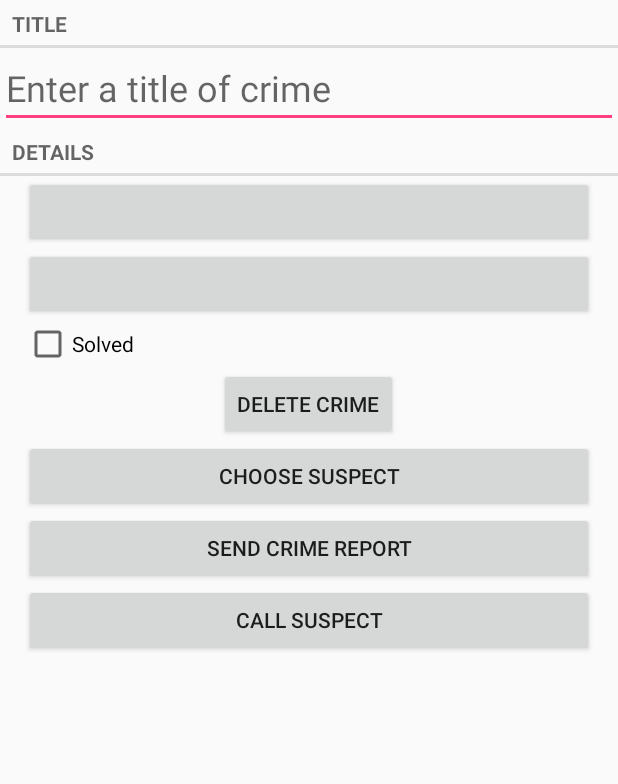
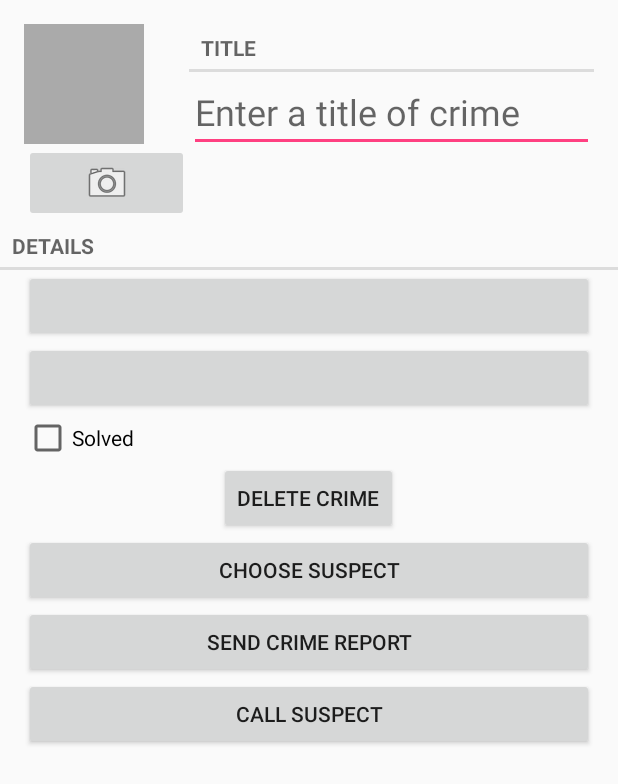
Before and after one commit to tanaphonble/criminal-intention, an Android app: the layout fragment_crime.xml on its own in the app's theme, with its tools: preview values and no code run, on a phone screen of 412 x 824 dp. Shown: the top 784 px of the screen. Run offline under Robolectric (Android 15) with nearby library versions, the phone set to English and light mode, and no system bars.

Commit message:
Image dialog

```diff
--- a/app/src/main/AndroidManifest.xml
+++ b/app/src/main/AndroidManifest.xml
@@ -3,6 +3,12 @@
     package="com.augmentis.ayp.crimin">
 
     <uses-permission android:name="android.permission.CALL_PHONE"/>
+    <uses-permission android:name="android.permission.READ_EXTERNAL_STORAGE"
+        android:maxSdkVersion="18"/>
+
+    <uses-feature android:name="android.hardware.camera"
+        android:required="false"/>
+
     <application
         android:allowBackup="true"
         android:icon="@mipmap/ic_launcher"
--- a/app/src/main/java/com/augmentis/ayp/crimin/CrimeListFragment.java
+++ b/app/src/main/java/com/augmentis/ayp/crimin/CrimeListFragment.java
@@ -1,6 +1,5 @@
 package com.augmentis.ayp.crimin;
 
-import android.app.Activity;
 import android.content.Intent;
 import android.os.Bundle;
 import android.support.annotation.Nullable;
--- a/app/src/main/res/layout-land/fragment_crime.xml
+++ b/app/src/main/res/layout-land/fragment_crime.xml
@@ -4,19 +4,12 @@
     android:layout_width="match_parent"
     android:layout_height="match_parent">
 
-    <TextView
+    <include layout="@layout/view_camera_and_title"
         android:layout_width="match_parent"
         android:layout_height="wrap_content"
-        android:text="@string/crime_title_label"
-        style="?android:listSeparatorTextViewStyle"/>
-
-
-    <EditText
-        android:id="@+id/crime_title"
-        android:layout_width="match_parent"
-        android:layout_height="wrap_content"
-        android:textSize="16sp"
-        android:hint="@string/crime_title_hint"/>
+        android:layout_marginRight="@dimen/activity_vertical_margin"
+        android:layout_marginLeft="@dimen/activity_vertical_margin"
+        android:layout_marginTop="@dimen/activity_vertical_margin"/>
 
     <TextView
         android:layout_width="match_parent"
--- a/app/src/main/res/layout/fragment_crime.xml
+++ b/app/src/main/res/layout/fragment_crime.xml
@@ -5,19 +5,12 @@
     android:layout_width="match_parent"
     android:layout_height="match_parent">
 
-    <TextView
+    <include layout="@layout/view_camera_and_title"
         android:layout_width="match_parent"
         android:layout_height="wrap_content"
-        android:text="@string/crime_title_label"
-        style="?android:listSeparatorTextViewStyle"/>
-
-
-    <EditText
-        android:id="@+id/crime_title"
-        android:layout_width="match_parent"
-        android:layout_height="wrap_content"
-        android:textSize="24sp"
-        android:hint="@string/crime_title_hint"/>
+        android:layout_marginRight="@dimen/activity_vertical_margin"
+        android:layout_marginLeft="@dimen/activity_vertical_margin"
+        android:layout_marginTop="@dimen/activity_vertical_margin"/>
 
     <TextView
         android:layout_width="match_parent"
--- /dev/null
+++ b/app/src/main/res/layout/view_camera_and_title.xml
@@ -0,0 +1,56 @@
+<?xml version="1.0" encoding="utf-8"?>
+<LinearLayout xmlns:android="http://schemas.android.com/apk/res/android"
+    android:orientation="horizontal"
+    android:layout_width="match_parent"
+    android:layout_height="wrap_content"
+    android:layout_marginLeft="@dimen/button_vertical_margin"
+    android:layout_marginRight="@dimen/button_vertical_margin">
+
+    <!-- Photo -->
+    <LinearLayout
+        android:orientation="vertical"
+        android:layout_width="wrap_content"
+        android:layout_height="wrap_content"
+        android:layout_weight="2">
+        <ImageView
+            android:id="@+id/crime_photo"
+            android:layout_width="80dp"
+            android:layout_height="80dp"
+            android:scaleType="centerInside"
+            android:background="@android:color/darker_gray"
+            android:cropToPadding="true"
+            android:clickable="true"/>
+        <ImageButton
+            android:id="@+id/crime_camera"
+            android:layout_width="match_parent"
+            android:layout_height="wrap_content"
+            android:src="@android:drawable/ic_menu_camera"/>
+
+    </LinearLayout>
+
+    <!-- Title -->
+    <LinearLayout
+        android:orientation="vertical"
+        android:layout_width="wrap_content"
+        android:layout_height="wrap_content"
+        android:layout_weight="3">
+
+        <TextView
+            android:layout_width="match_parent"
+            android:layout_height="wrap_content"
+            android:text="@string/crime_title_label"
+            style="?android:listSeparatorTextViewStyle"/>
+
+
+        <EditText
+            android:id="@+id/crime_title"
+            android:layout_width="match_parent"
+            android:layout_height="wrap_content"
+            android:textSize="24sp"
+            android:hint="@string/crime_title_hint"/>
+
+    </LinearLayout>
+
+
+
+</LinearLayout>
--- a/app/src/main/res/values/dimens.xml
+++ b/app/src/main/res/values/dimens.xml
@@ -2,4 +2,5 @@
     <!-- Default screen margins, per the Android Design guidelines. -->
     <dimen name="activity_horizontal_margin">16dp</dimen>
     <dimen name="activity_vertical_margin">16dp</dimen>
+    <dimen name="button_vertical_margin">16dp</dimen>
 </resources>
```
Also changed, not shown: app/src/main/java/com/augmentis/ayp/crimin/CrimeFragment.java (+74 -3 lines), app/src/main/java/com/augmentis/ayp/crimin/PhotoViewDialogFragment.java (added, +48 -0 lines), app/src/main/java/com/augmentis/ayp/crimin/model/Crime.java (+7 -0 lines), app/src/main/java/com/augmentis/ayp/crimin/model/CrimeLab.java (+11 -0 lines), app/src/main/java/com/augmentis/ayp/crimin/model/PictureUtils.java (added, +52 -0 lines), app/src/main/res/layout/dialog_photo.xml (added, +13 -0 lines).
